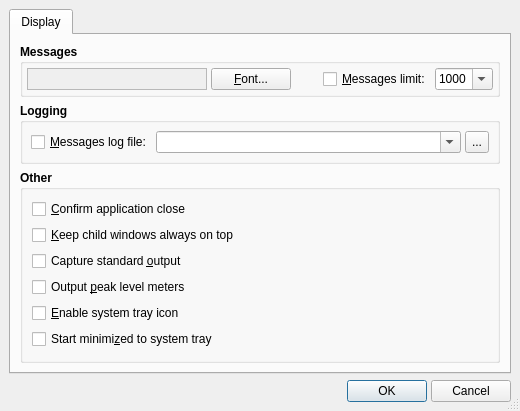
Before: the Qt Designer form src/qsynthOptionsForm.ui in rncbc/qsynth, drawn with Qt 5.
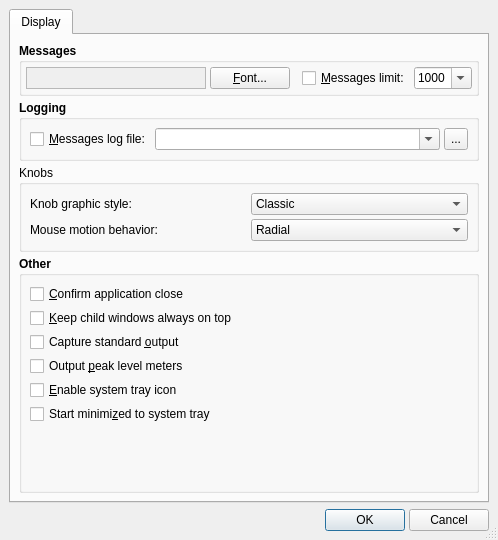
After: the same form once the commit is applied. Icons and pictures are not drawn.

Commit message: Knobs: graphic styles are now QStyle derived classes, which are assigned to the knobs using QWidget::setStyle(). Three styles are implemented in this way, supporting also the legacy QDial look. * Our former look, tweaked and ported from Sonic Visualiser. * A port of the new look implemented by David Garcia. * Another ported widget style, designed by Giuseppe Cigala.

```diff
--- a/src/qsynthOptionsForm.ui
+++ b/src/qsynthOptionsForm.ui
@@ -25,14 +25,12 @@
    <rect>
     <x>0</x>
     <y>0</y>
-    <width>520</width>
-    <height>360</height>
+    <width>498</width>
+    <height>540</height>
    </rect>
   </property>
   <property name="sizePolicy" >
-   <sizepolicy>
-    <hsizetype>0</hsizetype>
-    <vsizetype>0</vsizetype>
+   <sizepolicy vsizetype="Fixed" hsizetype="Fixed" >
     <horstretch>0</horstretch>
     <verstretch>0</verstretch>
    </sizepolicy>
@@ -60,12 +58,6 @@
        <string>Display</string>
       </attribute>
       <layout class="QVBoxLayout" >
-       <property name="margin" >
-        <number>9</number>
-       </property>
-       <property name="spacing" >
-        <number>6</number>
-       </property>
        <item>
         <widget class="QGroupBox" name="MessagesGroupBox" >
          <property name="font" >
@@ -90,9 +82,7 @@
           <item>
            <widget class="QLabel" name="MessagesFontTextLabel" >
             <property name="sizePolicy" >
-             <sizepolicy>
-              <hsizetype>0</hsizetype>
-              <vsizetype>0</vsizetype>
+             <sizepolicy vsizetype="Fixed" hsizetype="Fixed" >
               <horstretch>0</horstretch>
               <verstretch>0</verstretch>
              </sizepolicy>
@@ -262,15 +252,25 @@
           <property name="margin" >
            <number>8</number>
           </property>
-          <property name="spacing" >
+          <property name="topMargin" >
+           <number>8</number>
+          </property>
+          <property name="rightMargin" >
+           <number>8</number>
+          </property>
+          <property name="bottomMargin" >
+           <number>8</number>
+          </property>
+          <property name="horizontalSpacing" >
+           <number>4</number>
+          </property>
+          <property name="verticalSpacing" >
            <number>4</number>
           </property>
           <item row="0" column="1" colspan="3" >
            <widget class="QComboBox" name="MessagesLogPathComboBox" >
             <property name="sizePolicy" >
-             <sizepolicy>
-              <hsizetype>7</hsizetype>
-              <vsizetype>0</vsizetype>
+             <sizepolicy vsizetype="Fixed" hsizetype="Expanding" >
               <horstretch>0</horstretch>
               <verstretch>0</verstretch>
              </sizepolicy>
@@ -342,6 +342,90 @@
          </layout>
         </widget>
        </item>
+       <item>
+        <widget class="QGroupBox" name="groupBox" >
+         <property name="title" >
+          <string>Knobs</string>
+         </property>
+         <property name="flat" >
+          <bool>true</bool>
+         </property>
+         <layout class="QGridLayout" >
+          <item row="0" column="0" >
+           <widget class="QLabel" name="KnobStyleLabel" >
+            <property name="text" >
+             <string>Knob graphic style:</string>
+            </property>
+            <property name="buddy" >
+             <cstring>KnobStyleComboBox</cstring>
+            </property>
+           </widget>
+          </item>
+          <item row="0" column="1" >
+           <widget class="QComboBox" name="KnobStyleComboBox" >
+            <property name="toolTip" >
+             <string>Graphic style for knobs</string>
+            </property>
+            <item>
+             <property name="text" >
+              <string>Classic</string>
+             </property>
+            </item>
+            <item>
+             <property name="text" >
+              <string>Vokimon</string>
+             </property>
+            </item>
+            <item>
+             <property name="text" >
+              <string>Peppino</string>
+             </property>
+            </item>
+            <item>
+             <property name="text" >
+              <string>Legacy</string>
+             </property>
+            </item>
+           </widget>
+          </item>
+          <item row="1" column="0" >
+           <widget class="QLabel" name="KnobMouseMotionLabel" >
+            <property name="text" >
+             <string>Mouse motion behavior:</string>
+            </property>
+            <property name="buddy" >
+             <cstring>KnobMouseMotionComboBox</cstring>
+            </property>
+           </widget>
+          </item>
+          <item row="1" column="1" >
+           <widget class="QComboBox" name="KnobMouseMotionComboBox" >
+            <property name="toolTip" >
+             <string>Mouse motion behavior for knobs</string>
+            </property>
+            <property name="currentIndex" >
+             <number>1</number>
+            </property>
+            <item>
+             <property name="text" >
+              <string>Legacy</string>
+             </property>
+            </item>
+            <item>
+             <property name="text" >
+              <string>Radial</string>
+             </property>
+            </item>
+            <item>
+             <property name="text" >
+              <string>Linear</string>
+             </property>
+            </item>
+           </widget>
+          </item>
+         </layout>
+        </widget>
+       </item>
        <item>
         <widget class="QGroupBox" name="OtherGroupBox" >
          <property name="font" >
@@ -357,12 +441,6 @@
           <bool>true</bool>
          </property>
          <layout class="QVBoxLayout" >
-          <property name="margin" >
-           <number>9</number>
-          </property>
-          <property name="spacing" >
-           <number>6</number>
-          </property>
           <item>
            <widget class="QCheckBox" name="QueryCloseCheckBox" >
             <property name="font" >
@@ -484,8 +562,8 @@
             </property>
             <property name="sizeHint" >
              <size>
-              <width>20</width>
-              <height>8</height>
+              <width>436</width>
+              <height>101</height>
              </size>
             </property>
            </spacer>
@@ -499,12 +577,21 @@
    </item>
    <item>
     <layout class="QHBoxLayout" >
-     <property name="margin" >
-      <number>0</number>
-     </property>
      <property name="spacing" >
       <number>4</number>
      </property>
+     <property name="leftMargin" >
+      <number>0</number>
+     </property>
+     <property name="topMargin" >
+      <number>0</number>
+     </property>
+     <property name="rightMargin" >
+      <number>0</number>
+     </property>
+     <property name="bottomMargin" >
+      <number>0</number>
+     </property>
      <item>
       <spacer>
        <property name="orientation" >
```
Left out of the diff: 33 changed lines with no effect on the pictures. The commit also changes 16 other files.
